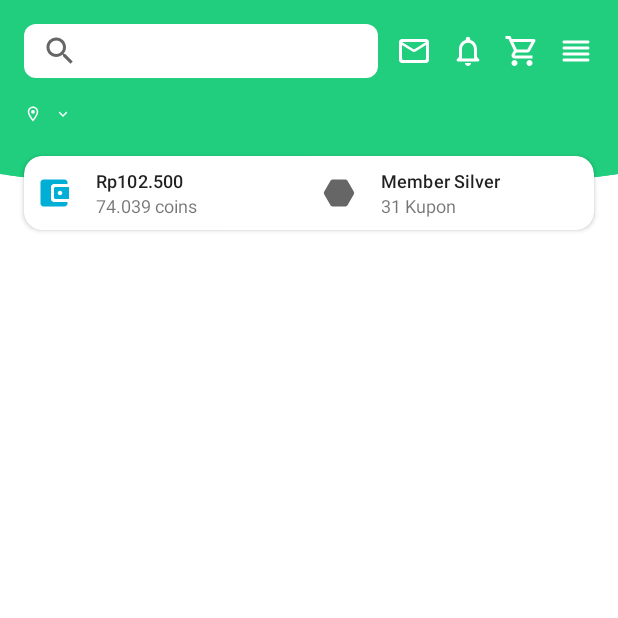
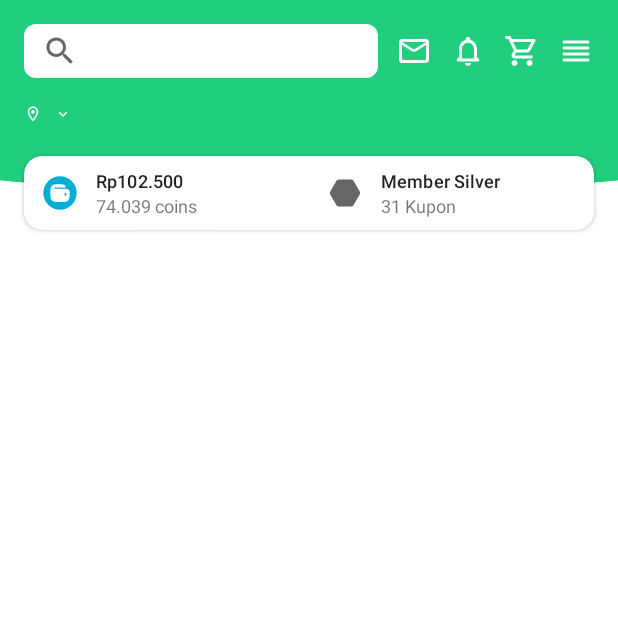
Before and after one commit to wiryadev/TokopediaHomepage, an Android app: the screen it shows after launch (MainActivity), on a phone screen of 412 x 824 dp, the top half of it. Run offline under Robolectric (Android 15) with nearby library versions, the phone set to English and light mode, and no system bars; our stand-ins replace navigation-ui; libraries missing offline, so code that uses them is left out: android.viewbinding.library; 1 statement that could not run was skipped.

Commit message:
improve balance card

```diff
--- /dev/null
+++ b/app/src/main/res/drawable/ic_gopay_default.xml
@@ -0,0 +1,6 @@
+<?xml version="1.0" encoding="utf-8"?>
+<vector android:height="18.0dip" android:width="18.0dip" android:viewportWidth="18.0" android:viewportHeight="18.0"
+  xmlns:android="http://schemas.android.com/apk/res/android">
+    <path android:fillColor="#ff00aed6" android:pathData="M9,0.667a8.333,8.333 0,1 1,0 16.666A8.333,8.333 0,0 1,9 0.667z" android:fillType="evenOdd" />
+    <path android:fillColor="#ffffffff" android:pathData="M12.125,9.907v0.31a0.349,0.349 0,0 1,-0.695 0v-0.31a0.52,0.52 0,1 1,0.695 0zM13.854,8.741a1.936,1.936 0,0 0,-2.021 -1.823L6.569,6.918a0.348,0.348 0,0 1,0 -0.694h5.333c-0.034,-0.685 -0.555,-1.428 -1.215,-1.532a13.513,13.513 0,0 0,-4.698 0c-0.868,0.138 -1.528,0.996 -1.666,1.854a16.55,16.55 0,0 0,0 4.934c0.138,0.893 0.996,1.753 1.899,1.854 1.948,0.24 3.896,0.24 5.809,0 0.868,-0.1 1.437,-0.892 1.611,-1.75 0.174,-0.958 0.247,-1.92 0.212,-2.843z" android:fillType="evenOdd" />
+</vector>
--- a/app/src/main/res/layout/fragment_home.xml
+++ b/app/src/main/res/layout/fragment_home.xml
@@ -30,7 +30,7 @@
             android:layout_width="wrap_content"
             android:layout_height="wrap_content"
             android:orientation="horizontal"
-            app:layout_constraintGuide_percent="0.05" />
+            app:layout_constraintGuide_percent="0.06" />
 
         <View
             android:id="@+id/bg_curve"
--- a/app/src/main/res/layout/layout_balance_card.xml
+++ b/app/src/main/res/layout/layout_balance_card.xml
@@ -16,24 +16,24 @@
             android:layout_width="0dp"
             android:layout_height="wrap_content"
             android:layout_weight="1"
-            android:padding="8dp">
+            android:paddingVertical="8dp"
+            android:paddingHorizontal="12dp">
 
             <ImageView
                 android:id="@+id/iv_go_pay"
-                android:layout_width="wrap_content"
-                android:layout_height="wrap_content"
+                android:layout_width="24dp"
+                android:layout_height="24dp"
                 android:contentDescription="@string/gopay_balance"
                 app:layout_constraintBottom_toBottomOf="parent"
                 app:layout_constraintStart_toStartOf="parent"
                 app:layout_constraintTop_toTopOf="parent"
-                app:srcCompat="@drawable/ic_round_account_balance_wallet_24"
-                app:tint="@color/teal_200" />
+                app:srcCompat="@drawable/ic_gopay_default" />
 
             <TextView
                 android:id="@+id/tv_gopay_balance"
                 android:layout_width="wrap_content"
                 android:layout_height="wrap_content"
-                android:layout_marginStart="16dp"
+                android:layout_marginStart="12dp"
                 android:text="@string/dummy_balance_gopay"
                 android:textAppearance="@style/TextAppearance.MaterialComponents.Subtitle2"
                 android:textSize="12sp"
@@ -56,12 +56,13 @@
             android:layout_width="0dp"
             android:layout_height="wrap_content"
             android:layout_weight="1"
-            android:padding="8dp">
+            android:paddingVertical="8dp"
+            android:paddingHorizontal="12dp">
 
             <ImageView
                 android:id="@+id/iv_member"
-                android:layout_width="wrap_content"
-                android:layout_height="wrap_content"
+                android:layout_width="24dp"
+                android:layout_height="24dp"
                 android:contentDescription="@string/gopay_balance"
                 app:layout_constraintBottom_toBottomOf="parent"
                 app:layout_constraintStart_toStartOf="parent"
@@ -72,7 +73,7 @@
                 android:id="@+id/tv_member_level"
                 android:layout_width="wrap_content"
                 android:layout_height="wrap_content"
-                android:layout_marginStart="16dp"
+                android:layout_marginStart="12dp"
                 android:text="@string/dummy_member_silver"
                 android:textAppearance="@style/TextAppearance.MaterialComponents.Subtitle2"
                 android:textSize="12sp"
```
